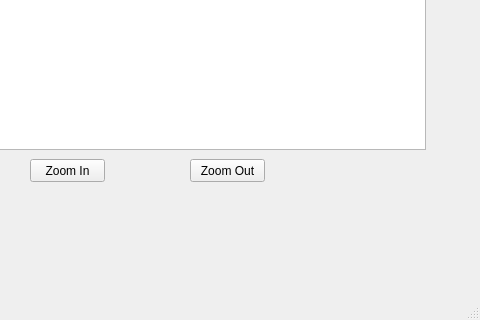
The window that SDIProject-master/QTPracticeNew/mainwindow.ui (BRees2451/SDIProject) describes before a commit, drawn with Qt 5; both pictures show x 320 to 800 and y 280 to 600 of the 800 by 600 pixel window.
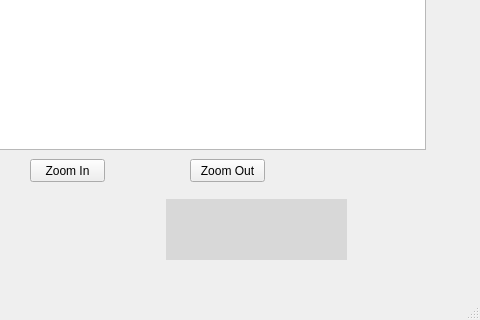
The same window after the commit. Custom widgets are drawn as their Qt base class.

```diff
--- a/SDIProject-master/QTPracticeNew/mainwindow.ui
+++ b/SDIProject-master/QTPracticeNew/mainwindow.ui
@@ -186,6 +186,22 @@
      </item>
     </layout>
    </widget>
+   <widget class="QLabel" name="mouse_position_label">
+    <property name="geometry">
+     <rect>
+      <x>486</x>
+      <y>460</y>
+      <width>181</width>
+      <height>61</height>
+     </rect>
+    </property>
+    <property name="styleSheet">
+     <string notr="true">background-color: rgb(216, 216, 216);</string>
+    </property>
+    <property name="text">
+     <string/>
+    </property>
+   </widget>
   </widget>
   <widget class="QMenuBar" name="menubar">
    <property name="geometry">
@@ -241,6 +257,13 @@
    </property>
   </action>
  </widget>
+ <customwidgets>
+  <customwidget>
+   <class>matDisplay</class>
+   <extends>QGraphicsView</extends>
+   <header location="global">matdisplay.h</header>
+  </customwidget>
+ </customwidgets>
  <resources/>
  <connections/>
 </ui>
```
Left out of the diff: 2 changed lines with no effect on the pictures.
